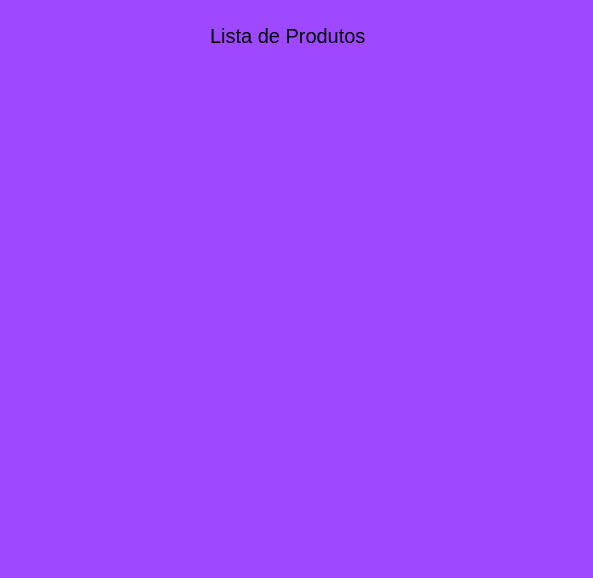
Qt form listar_dados.ui (geovanavillafranca/cadastro_de_produtos) before a commit.
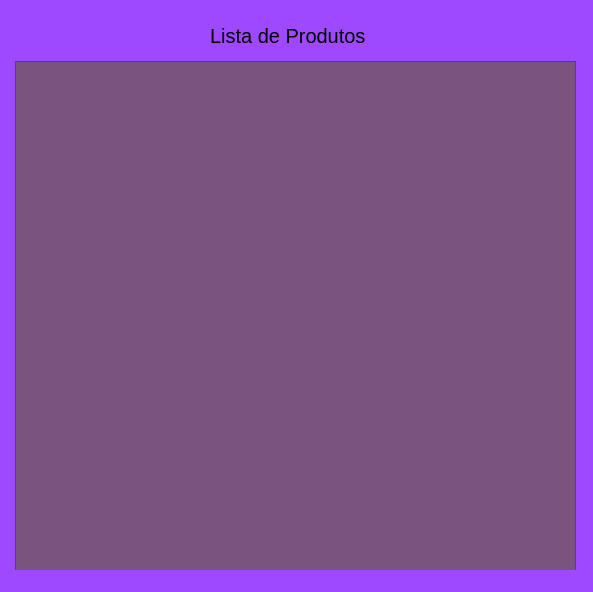
The same form after that commit.

Commit message: tela de listagem mostra a lista de produtos que foi cadastrado no banco

Patch:
```diff
--- a/listar_dados.ui
+++ b/listar_dados.ui
@@ -7,7 +7,7 @@
     <x>0</x>
     <y>0</y>
     <width>593</width>
-    <height>578</height>
+    <height>592</height>
    </rect>
   </property>
   <property name="windowTitle">
@@ -35,6 +35,25 @@
      <string>Lista de Produtos</string>
     </property>
    </widget>
+   <widget class="QTableWidget" name="tableWidget">
+    <property name="geometry">
+     <rect>
+      <x>15</x>
+      <y>61</y>
+      <width>561</width>
+      <height>511</height>
+     </rect>
+    </property>
+    <property name="font">
+     <font>
+      <pointsize>12</pointsize>
+     </font>
+    </property>
+    <property name="styleSheet">
+     <string notr="true">background-color: rgb(99, 83, 127);
+background-color: rgb(123, 83, 127);</string>
+    </property>
+   </widget>
   </widget>
   <widget class="QMenuBar" name="menubar">
    <property name="geometry">
```
The commit also changes 1 other file.
